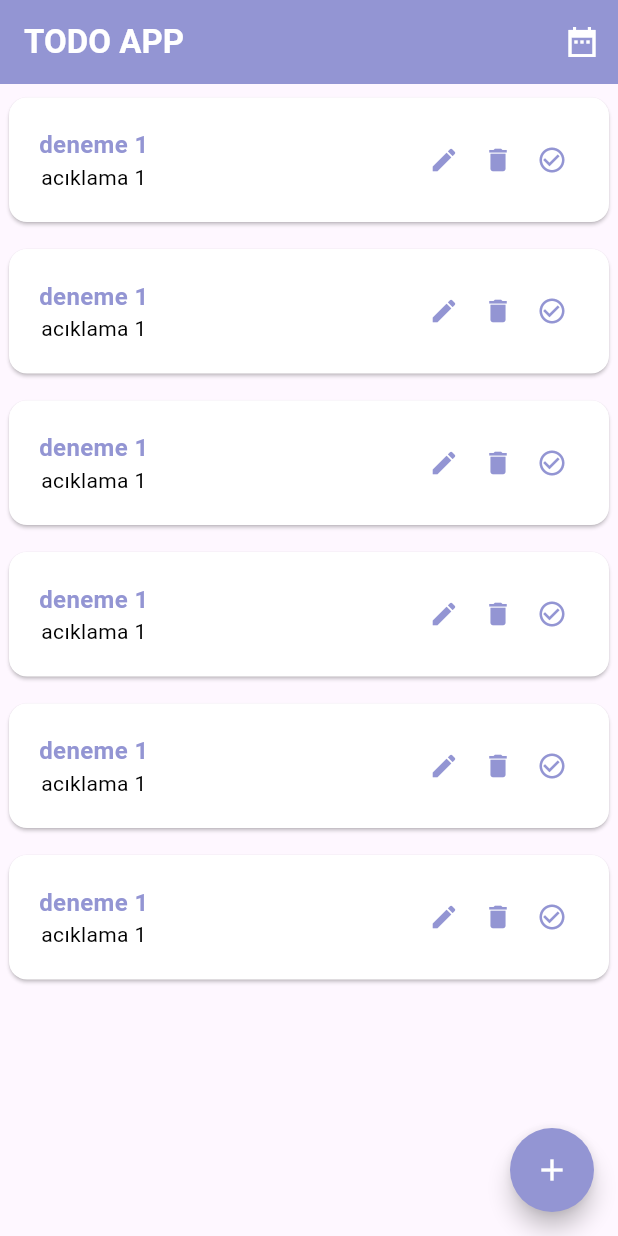
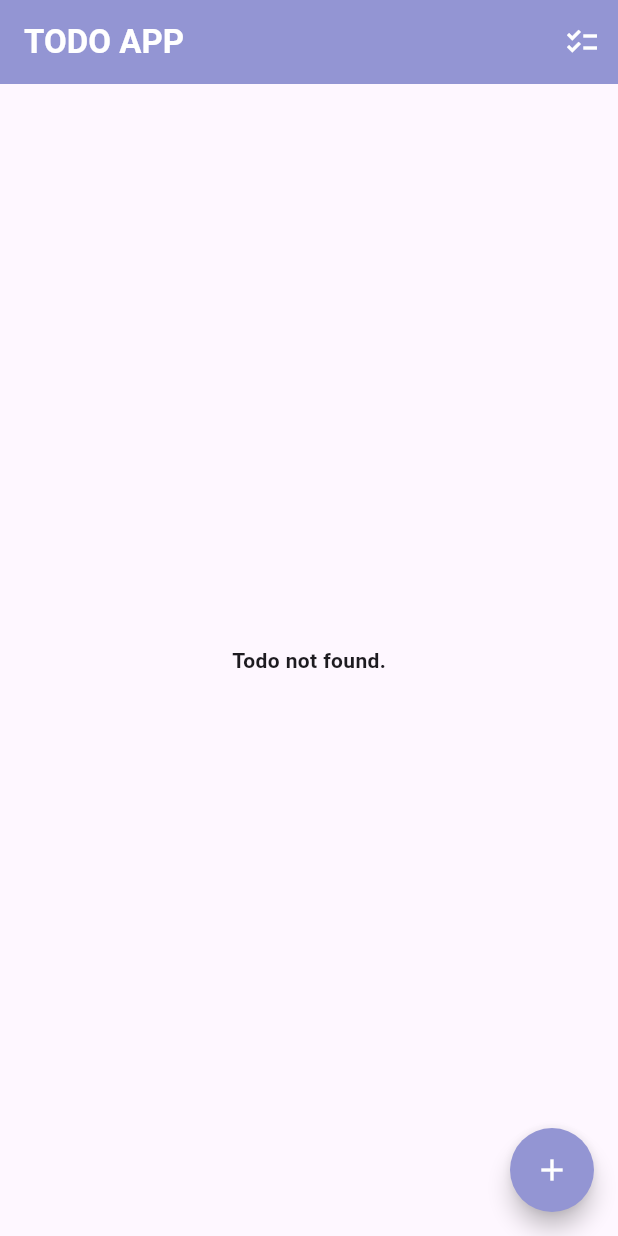
Before and after one commit to bayramyelec/TodoAppFlutterGetX, a Flutter app: the screen it shows after launch, on a phone screen of 412 x 824 dp. Run offline on Flutter 3.47's test engine with Material 3 defaults, Android fonts, the phone set to English and light mode, and no system bars; our stand-ins replace get, get_storage, hexcolor.

Commit message:
GetX kullanımını değiştirdim ve uygulamayı bitirdim

```diff
--- /dev/null
+++ b/lib/bindings/app_binding.dart
@@ -0,0 +1,9 @@
+import 'package:get/get.dart';
+import 'package:todo_app_flutter_getx/controllers/todo_controllers.dart';
+
+class AppBinding extends Bindings {
+  @override
+  void dependencies() {
+    Get.lazyPut<TodoControllers>(() => TodoControllers());
+  }
+}
--- /dev/null
+++ b/lib/controllers/todo_controllers.dart
@@ -0,0 +1,54 @@
+import 'package:get/get.dart';
+import 'package:todo_app_flutter_getx/models/todo_model.dart';
+import 'package:get_storage/get_storage.dart';
+import 'package:uuid/uuid.dart';
+
+class TodoControllers extends GetxController {
+  final todos = <Task>[].obs;
+  final storage = GetStorage();
+
+  @override
+  void onInit() {
+    super.onInit();
+    loadTodo();
+  }
+
+  void loadTodo() {
+    final todoList = storage.read<List>('todos') ?? [];
+    todos.assignAll(
+      todoList.map((e) => Task.fromJson(Map<String, dynamic>.from(e))).toList(),
+    );
+  }
+
+  void addTodo(String title, String description) {
+    final todo = Task(id: Uuid().v4(), title: title, description: description);
+    todos.add(todo);
+    saveTask();
+  }
+
+  void updateTodo(String id, String title, String description) {
+    final index = todos.indexWhere((todo) => todo.id == id);
+    if (index != -1) {
+      todos[index] = Task(id: id, title: title);
+      saveTask();
+    }
+  }
+
+  void deleteTask(String id) {
+    todos.removeWhere((todo) => todo.id == id);
+    saveTask();
+  }
+
+  void toggleTodoCompletion(String id) {
+    final index = todos.indexWhere((todo) => todo.id == id);
+    if (index != -1) {
+      todos[index].isCompleted = !todos[index].isCompleted;
+      todos[index] = todos[index];
+      saveTask();
+    }
+  }
+
+  void saveTask() {
+    storage.write('todos', todos.map((todo) => todo.toJson()).toList());
+  }
+}
--- a/lib/data/routing/get_pages.dart
+++ /dev/null
@@ -1,8 +0,0 @@
-import 'package:get/get.dart';
-import 'package:todo_app_flutter_getx/views/add_todo/add_todo_page.dart';
-import 'package:todo_app_flutter_getx/views/home/home_page.dart';
-
-List<GetPage> getPages = [
-  GetPage(name: HomePage.routeName, page: () => HomePage()),
-  GetPage(name: AddTodoPage.routeName, page: () => AddTodoPage()),
-];
--- a/lib/data/service/home/model/todo_model.dart
+++ /dev/null
@@ -1,7 +0,0 @@
-class TodoModel {
-  String title;
-  String subTitle;
-  bool isDone;
-
-  TodoModel({required this.title, required this.subTitle, this.isDone = false});
-}
--- a/lib/main.dart
+++ b/lib/main.dart
@@ -1,28 +1,25 @@
 import 'package:flutter/material.dart';
 import 'package:get/get.dart';
 import 'package:get/route_manager.dart';
-import 'package:todo_app_flutter_getx/data/get_controllers.dart';
-import 'package:todo_app_flutter_getx/data/routing/get_pages.dart';
-import 'package:todo_app_flutter_getx/views/home/home_page.dart';
+import 'package:get_storage/get_storage.dart';
+import 'package:todo_app_flutter_getx/routes/app_pages.dart';
+import 'package:todo_app_flutter_getx/routes/app_routes.dart';
 
-void main() {
+void main() async {
+  await GetStorage.init();
   runApp(const MyApp());
 }
 
 class MyApp extends StatelessWidget {
   const MyApp({super.key});
 
-  Future<void> main() async {
-    await getControllers();
-  }
-
   @override
   Widget build(BuildContext context) {
     main();
     return GetMaterialApp(
       debugShowCheckedModeBanner: false,
-      getPages: getPages,
-      home: HomePage(),
+      initialRoute: AppRoutes.home,
+      getPages: AppPages.pages,
     );
   }
 }
--- /dev/null
+++ b/lib/models/todo_model.dart
@@ -0,0 +1,27 @@
+class Task {
+  String id;
+  String title;
+  String description;
+  bool isCompleted;
+
+  Task({
+    required this.id,
+    required this.title,
+    this.description = '',
+    this.isCompleted = false,
+  });
+
+  Map<String, dynamic> toJson() => {
+    'id': id,
+    'title': title,
+    'description': description,
+    'isCompleted': isCompleted,
+  };
+
+  factory Task.fromJson(Map<String, dynamic> json) => Task(
+    id: json['id'],
+    title: json['title'],
+    description: json['description'],
+    isCompleted: json['isCompleted'],
+  );
+}
--- /dev/null
+++ b/lib/routes/app_pages.dart
@@ -0,0 +1,26 @@
+import 'package:get/get_navigation/get_navigation.dart';
+import 'package:todo_app_flutter_getx/bindings/app_binding.dart';
+import 'package:todo_app_flutter_getx/routes/app_routes.dart';
+import 'package:todo_app_flutter_getx/views/add_todo_page.dart';
+import 'package:todo_app_flutter_getx/views/completed_todos_page.dart';
+import 'package:todo_app_flutter_getx/views/home_page.dart';
+
+class AppPages {
+  static final pages = [
+    GetPage(
+      name: AppRoutes.home,
+      page: () => HomePage(),
+      binding: AppBinding(),
+    ),
+    GetPage(
+      name: AppRoutes.addTodo,
+      page: () => AddTodoPage(),
+      binding: AppBinding(),
+    ),
+    GetPage(
+      name: AppRoutes.completedTodos,
+      page: () => CompletedTodosPage(),
+      binding: AppBinding(),
+    ),
+  ];
+}
--- /dev/null
+++ b/lib/routes/app_routes.dart
@@ -0,0 +1,5 @@
+class AppRoutes {
+  static const home = '/home';
+  static const addTodo = '/add_todo';
+  static const completedTodos = '/completed_todos';
+}
--- a/lib/views/add_todo/add_todo_controller.dart
+++ /dev/null
@@ -1,3 +0,0 @@
-import 'package:get/get.dart';
-
-class AddTodoController extends GetxController {}
--- a/lib/views/home/home_controller.dart
+++ /dev/null
@@ -1,14 +0,0 @@
-import 'package:get/get.dart';
-import 'package:todo_app_flutter_getx/data/service/home/model/todo_model.dart';
-
-class HomeController extends GetxController {
-  var todos =
-      <TodoModel>[
-        TodoModel(title: 'deneme 1', subTitle: 'acıklama 1'),
-        TodoModel(title: 'deneme 1', subTitle: 'acıklama 1'),
-        TodoModel(title: 'deneme 1', subTitle: 'acıklama 1'),
-        TodoModel(title: 'deneme 1', subTitle: 'acıklama 1'),
-        TodoModel(title: 'deneme 1', subTitle: 'acıklama 1'),
-        TodoModel(title: 'deneme 1', subTitle: 'acıklama 1'),
-      ].obs;
-}
--- a/lib/views/home/home_page.dart
+++ b/lib/views/home_page.dart
@@ -1,17 +1,13 @@
 import 'package:flutter/material.dart';
-import 'package:get/get_core/get_core.dart';
-import 'package:get/get_state_manager/src/rx_flutter/rx_obx_widget.dart';
-import 'package:get/get_state_manager/src/simple/get_view.dart';
 import 'package:get/route_manager.dart';
+import 'package:get/state_manager.dart';
 import 'package:hexcolor/hexcolor.dart';
+import 'package:todo_app_flutter_getx/controllers/todo_controllers.dart';
 import 'package:todo_app_flutter_getx/data/src/colors.dart';
-import 'package:todo_app_flutter_getx/views/add_todo/add_todo_page.dart';
-import 'package:todo_app_flutter_getx/views/home/home_controller.dart';
+import 'package:todo_app_flutter_getx/routes/app_routes.dart';
 
-class HomePage extends GetWidget<HomeController> {
+class HomePage extends GetWidget<TodoControllers> {
   const HomePage({super.key});
-
-  static const String routeName = '/views/home/home_page';
 
   @override
   Widget build(BuildContext context) {
@@ -43,8 +39,10 @@ class HomePage extends GetWidget<HomeController> {
       centerTitle: false,
       actions: [
         IconButton(
-          onPressed: () {},
-          icon: Icon(Icons.date_range_sharp),
+          onPressed: () {
+            Get.toNamed(AppRoutes.completedTodos);
+          },
+          icon: Icon(Icons.checklist),
           color: HexColor(appbarColor),
         ),
       ],
@@ -54,7 +52,15 @@ class HomePage extends GetWidget<HomeController> {
 
   Widget _buildBody() {
     return Obx(
-      () => ListView.builder(
+      () =>
+          controller.todos.isEmpty
+              ? Center(
+                child: Text(
+                  'Todo not found.',
+                  style: TextStyle(fontWeight: FontWeight.bold),
+                ),
+              )
+              : ListView.builder(
                 itemCount: controller.todos.length,
                 itemBuilder: (context, index) {
                   return Padding(
@@ -67,7 +73,6 @@ class HomePage extends GetWidget<HomeController> {
   }
 
   Widget _buildListTile(int index) {
-    final todo = controller.todos[index];
     return Card(
       shadowColor: Colors.black,
       color: Colors.white,
@@ -77,9 +82,10 @@ class HomePage extends GetWidget<HomeController> {
         child: Row(
           children: [
             Column(
+              crossAxisAlignment: CrossAxisAlignment.start,
               children: [
                 Text(
-                  todo.title,
+                  controller.todos[index].title,
                   style: TextStyle(
                     fontWeight: FontWeight.bold,
                     color: HexColor(mainColor),
@@ -87,7 +93,7 @@ class HomePage extends GetWidget<HomeController> {
                   ),
                 ),
                 Text(
-                  todo.subTitle,
+                  controller.todos[index].description,
                   style: TextStyle(
                     fontWeight: FontWeight.normal,
                     color: Colors.black,
@@ -96,29 +102,17 @@ class HomePage extends GetWidget<HomeController> {
               ],
             ),
             Spacer(),
-            InkWell(
-              onTap: () {},
-              child: Padding(
-                padding: EdgeInsets.all(8.0),
-                child: Icon(Icons.edit, size: 20, color: HexColor(mainColor)),
+            IconButton(
+              onPressed: () {
+                controller.deleteTask(controller.todos[index].id);
+              },
+              icon: Icon(Icons.delete, size: 20, color: HexColor(mainColor)),
             ),
-            ),
-            InkWell(
-              onTap: () {},
-              child: Padding(
-                padding: EdgeInsets.all(8.0),
-                child: Icon(Icons.delete, size: 20, color: HexColor(mainColor)),
-              ),
-            ),
-            InkWell(
-              onTap: () {},
-              child: Padding(
-                padding: EdgeInsets.all(8.0),
-                child: Icon(
-                  Icons.check_circle_outline,
-                  size: 20,
-                  color: HexColor(mainColor),
-                ),
+            Checkbox(
+              value: controller.todos[index].isCompleted,
+              onChanged:
+                  (_) => controller.toggleTodoCompletion(
+                    controller.todos[index].id,
                   ),
             ),
           ],
@@ -128,6 +122,6 @@ class HomePage extends GetWidget<HomeController> {
   }
 
   void _goToAddTaskPage() {
-    Get.toNamed(AddTodoPage.routeName);
+    Get.toNamed(AppRoutes.addTodo);
   }
 }
--- a/pubspec.yaml
+++ b/pubspec.yaml
@@ -36,6 +36,9 @@ dependencies:
   cupertino_icons: ^1.0.8
   get: ^4.7.2
   hexcolor: ^3.0.1
+  get_storage: ^2.1.1
+  intl: ^0.20.2
+  uuid: ^4.5.1
 
 dev_dependencies:
   flutter_test:
```
Also changed, not shown: lib/data/get_controllers.dart (deleted, +0 -11 lines), lib/views/add_todo_page.dart (renamed from lib/views/add_todo/add_todo_page.dart, +30 -7 lines), lib/views/completed_todos_page.dart (added, +65 -0 lines), pubspec.lock, 6 other files. Lines whose indentation alone changed are shown as unchanged.
